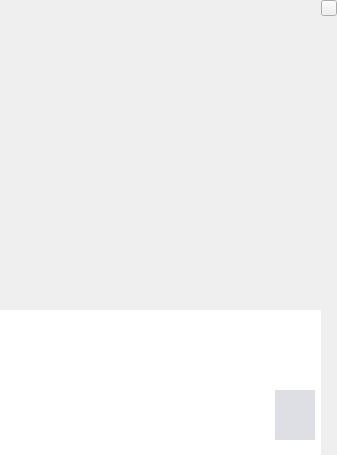
This is wengophone/src/presentation/qt/chat/ChatWidget.ui in tkrotoff/WengoPhone as Qt 5 draws it before an edit. The edited form follows.
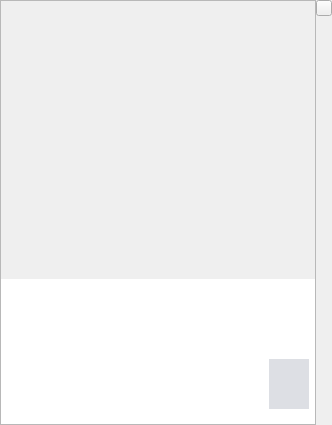
This is the edited form. Icons and pictures are not drawn.

Commit message: work on chat conference presentation

Patch:
```diff
--- a/wengophone/src/presentation/qt/chat/ChatWidget.ui
+++ b/wengophone/src/presentation/qt/chat/ChatWidget.ui
@@ -8,8 +8,8 @@
    <rect>
     <x>0</x>
     <y>0</y>
-    <width>337</width>
-    <height>455</height>
+    <width>332</width>
+    <height>425</height>
    </rect>
   </property>
   <property name="windowTitle" >
@@ -23,17 +23,9 @@
     <number>0</number>
    </property>
    <item>
-    <layout class="QGridLayout" >
-     <property name="margin" >
-      <number>0</number>
-     </property>
-     <property name="spacing" >
-      <number>0</number>
-     </property>
-     <item row="0" column="0" >
-      <widget class="QFrame" name="HistoryFrame" >
+    <widget class="QFrame" name="frame" >
        <property name="frameShape" >
-        <enum>QFrame::NoFrame</enum>
+      <enum>QFrame::StyledPanel</enum>
        </property>
        <property name="frameShadow" >
         <enum>QFrame::Raised</enum>
@@ -45,33 +37,6 @@
         <property name="spacing" >
          <number>0</number>
         </property>
-        <item row="0" column="0" >
-         <widget class="QFrame" name="frame_2" >
-          <property name="frameShape" >
-           <enum>QFrame::NoFrame</enum>
-          </property>
-          <property name="frameShadow" >
-           <enum>QFrame::Raised</enum>
-          </property>
-          <layout class="QGridLayout" >
-           <property name="margin" >
-            <number>0</number>
-           </property>
-           <property name="spacing" >
-            <number>3</number>
-           </property>
-           <item row="0" column="0" >
-            <widget class="QStackedWidget" name="historyStackedWidget" >
-             <widget class="QWidget" name="page" />
-             <widget class="QWidget" name="page_2" />
-            </widget>
-           </item>
-          </layout>
-         </widget>
-        </item>
-       </layout>
-      </widget>
-     </item>
      <item row="1" column="0" >
       <widget class="QStackedWidget" name="editActionStackedWidget" >
        <property name="enabled" >
@@ -972,7 +937,50 @@
        </layout>
       </widget>
      </item>
-    </layout>
+      <item row="0" column="0" >
+       <widget class="QFrame" name="HistoryFrame" >
+        <property name="frameShape" >
+         <enum>QFrame::NoFrame</enum>
+        </property>
+        <property name="frameShadow" >
+         <enum>QFrame::Raised</enum>
+        </property>
+        <layout class="QGridLayout" >
+         <property name="margin" >
+          <number>0</number>
+         </property>
+         <property name="spacing" >
+          <number>0</number>
+         </property>
+         <item row="0" column="0" >
+          <widget class="QFrame" name="frame_2" >
+           <property name="frameShape" >
+            <enum>QFrame::NoFrame</enum>
+           </property>
+           <property name="frameShadow" >
+            <enum>QFrame::Raised</enum>
+           </property>
+           <layout class="QGridLayout" >
+            <property name="margin" >
+             <number>0</number>
+            </property>
+            <property name="spacing" >
+             <number>3</number>
+            </property>
+            <item row="0" column="0" >
+             <widget class="QStackedWidget" name="historyStackedWidget" >
+              <widget class="QWidget" name="page" />
+              <widget class="QWidget" name="page_2" />
+             </widget>
+            </item>
+           </layout>
+          </widget>
+         </item>
+        </layout>
+       </widget>
+      </item>
+     </layout>
+    </widget>
    </item>
    <item>
     <layout class="QVBoxLayout" >
```
Lines whose indentation alone changed are shown as unchanged. The commit also changes 4 other files.
